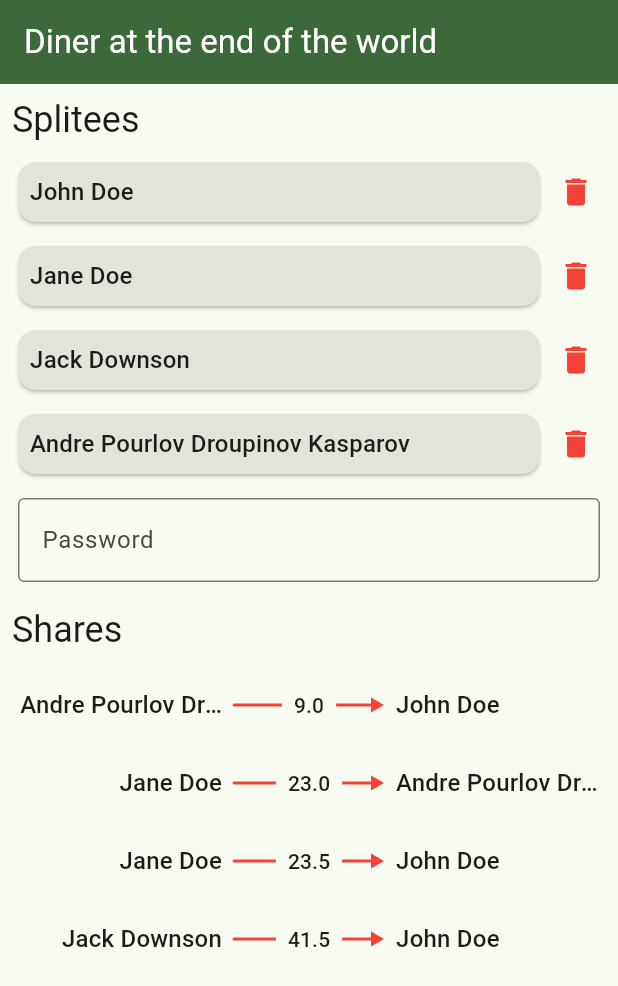
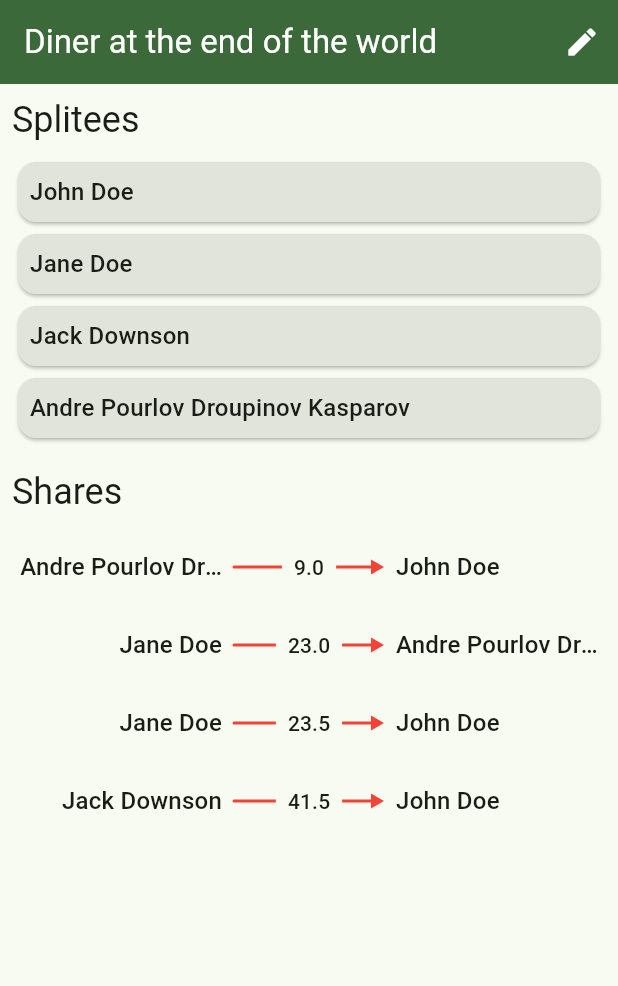
Before and after one commit to morphet81/splity-z, a Flutter app: the screen it shows after launch, on a phone screen of 412 x 824 dp. Shown: the top 986 px of the screen. Run offline on Flutter 3.47's test engine with Material 3 defaults, Android fonts, the phone set to English and light mode, and no system bars; our stand-ins replace equatable, flutter_bloc, go_router, google_fonts; generated files the repository leaves out were written again.

Commit message:
Deleteable list item component

```diff
--- /dev/null
+++ b/lib/shared/widgets/deletable_list_item_card.dart
@@ -0,0 +1,59 @@
+import 'package:flutter/material.dart';
+import 'package:splity_z/shared/widgets/list_item_delete_button.dart';
+
+class DeletableListItemCard extends StatefulWidget {
+  const DeletableListItemCard({required this.child, required this.onTap, required this.onDelete, required this.slideValuePixels, required this.isInEditMode, super.key});
+
+  final Widget child;
+  final void Function() onTap;
+  final void Function() onDelete;
+  final slideValuePixels;
+  final bool isInEditMode;
+
+  @override
+  State<DeletableListItemCard> createState() => _DeletableListItemCardState();
+}
+
+class _DeletableListItemCardState extends State<DeletableListItemCard> with SingleTickerProviderStateMixin {
+  late final AnimationController _controller = AnimationController(
+    duration: const Duration(milliseconds: 350),
+    vsync: this,
+  );
+
+  @override
+  void dispose() {
+    _controller.dispose();
+    super.dispose();
+  }
+
+  @override
+  Widget build(BuildContext context) {
+    final slideValue = ListItemDeleteButton.DELETE_BUTTON_WIDTH / MediaQuery.of(context).size.width;
+
+    final Animation<Offset> offsetAnimation = Tween<Offset>(begin: Offset.zero, end: Offset(slideValue, 0.0)).animate(CurvedAnimation(
+      parent: _controller,
+      curve: widget.isInEditMode ? Curves.fastOutSlowIn : Curves.fastOutSlowIn,
+    ));
+
+    if (widget.isInEditMode) {
+      _controller.forward();
+    } else {
+      _controller.reverse();
+    }
+
+    return Stack(
+      children: [
+        ListItemDeleteButton(
+          onPressed: widget.onDelete,
+        ),
+        SlideTransition(
+          position: offsetAnimation,
+          child: GestureDetector(
+            child: widget.child,
+            onTap: widget.onTap,
+          ),
+        ),
+      ],
+    );
+  }
+}
--- /dev/null
+++ b/lib/shared/widgets/list_item_delete_button.dart
@@ -0,0 +1,25 @@
+import 'package:flutter/material.dart' hide Split;
+
+class ListItemDeleteButton extends StatelessWidget {
+  const ListItemDeleteButton({required this.onPressed, super.key});
+
+  static final double DELETE_BUTTON_WIDTH = 50.0;
+
+  final void Function() onPressed;
+
+  @override
+  Widget build(BuildContext context) {
+    return Positioned(
+      top: 0.0,
+      left: 0.0,
+      width: ListItemDeleteButton.DELETE_BUTTON_WIDTH,
+      child: IconButton(
+        onPressed: onPressed,
+        icon: const Icon(
+          Icons.delete,
+          color: Colors.red,
+        ),
+      ),
+    );
+  }
+}
--- a/lib/split_details/view/split_details.dart
+++ b/lib/split_details/view/split_details.dart
@@ -1,37 +1,24 @@
-import 'package:flutter/material.dart';
-import 'package:flutter_bloc/flutter_bloc.dart';
-import 'package:go_router/go_router.dart';
-import 'package:splity_z/shared/bloc/split_bloc.dart';
+import 'package:flutter/material.dart' hide Split;
+import 'package:splity_z/shared/models/models.dart';
 import 'package:splity_z/split_details/widgets/shares_list.dart';
 import 'package:splity_z/split_details/widgets/splitees_list.dart';
 
-class SplitDetails extends StatefulWidget {
-  const SplitDetails({required this.splitId, super.key});
+class SplitDetails extends StatelessWidget {
+  const SplitDetails({required this.split, required this.isInEditMode, super.key});
 
-  final int splitId;
+  final Split split;
+  final bool isInEditMode;
 
   @override
-  State<SplitDetails> createState() => _SplitDetailsState();
-}
-
-class _SplitDetailsState extends State<SplitDetails> {
-  @override
   Widget build(BuildContext context) {
-    return BlocBuilder<SplitBloc, SplitState>(
-      builder: (context, state) {
-        final split = state.findSplitWithId(widget.splitId);
-
-        if (split == null) {
-          GoRouter.of(context).replace('/error');
-        }
-
-        return Column(
-          children: [
-            SpliteesList(split: split!),
-            SharesList(split: split),
-          ],
-        );
-      },
+    return Column(
+      children: [
+        SpliteesList(
+          split: split,
+          isInEditMode: isInEditMode,
+        ),
+        SharesList(split: split),
+      ],
     );
   }
 }
--- a/lib/split_details/view/split_details_page.dart
+++ b/lib/split_details/view/split_details_page.dart
@@ -4,11 +4,25 @@ import 'package:go_router/go_router.dart';
 import 'package:splity_z/shared/widgets/splityz_app_bar.dart';
 import 'package:splity_z/split_details/view/split_details.dart';
 import 'package:splity_z/shared/bloc/split_bloc.dart';
+import 'package:flutter_gen/gen_l10n/app_localizations.dart';
 
-class SplitDetailsPage extends StatelessWidget {
+class SplitDetailsPage extends StatefulWidget {
   const SplitDetailsPage({required this.splitId, super.key});
 
   final int splitId;
+
+  @override
+  State<SplitDetailsPage> createState() => _SplitDetailsPageState();
+}
+
+class _SplitDetailsPageState extends State<SplitDetailsPage> {
+  bool _isInEditMode = false;
+
+  void onEditButtonPressed() {
+    setState(() {
+      _isInEditMode = !_isInEditMode;
+    });
+  }
 
   @override
   Widget build(BuildContext context) {
@@ -18,7 +32,7 @@ class SplitDetailsPage extends StatelessWidget {
         builder: (context, state) {
           final split = state.splits
               .where(
-                (element) => element.id == splitId,
+                (element) => element.id == widget.splitId,
               )
               .firstOrNull;
 
@@ -29,8 +43,20 @@ class SplitDetailsPage extends StatelessWidget {
           return Scaffold(
             appBar: SplityzAppBar(
               title: split!.name,
+              actions: [
+                IconButton(
+                  icon: Icon(
+                    _isInEditMode ? Icons.done : Icons.edit,
+                  ),
+                  tooltip: AppLocalizations.of(context)!.edit,
+                  onPressed: onEditButtonPressed,
+                )
+              ],
             ).build(context),
-            body: SplitDetails(splitId: splitId),
+            body: SplitDetails(
+              split: split,
+              isInEditMode: _isInEditMode,
+            ),
           );
         },
       ),
--- a/lib/split_details/widgets/splitee_list_item.dart
+++ b/lib/split_details/widgets/splitee_list_item.dart
@@ -1,18 +1,23 @@
 import 'package:flutter/material.dart' hide Split;
+import 'package:splity_z/shared/bloc/split_bloc.dart';
 import 'package:splity_z/shared/models/models.dart';
-import 'package:splity_z/split_details/widgets/splitee_list_item_delete_button.dart';
+import 'package:splity_z/shared/widgets/deletable_list_item_card.dart';
+import 'package:provider/provider.dart';
 
 class SpliteeListItem extends StatelessWidget {
-  const SpliteeListItem({required this.split, required this.splitee, super.key});
+  const SpliteeListItem({required this.split, required this.splitee, required this.isInEditMode, super.key});
 
   final Split split;
   final Splitee splitee;
+  final bool isInEditMode;
 
   @override
   Widget build(BuildContext context) {
-    return Padding(
-      padding: const EdgeInsets.only(bottom: 8.0),
-      child: Row(
+    return DeletableListItemCard(
+      slideValuePixels: 40.0,
+      isInEditMode: isInEditMode,
+      child: Flex(
+        direction: Axis.horizontal,
         children: [
           Expanded(
             child: Card.filled(
@@ -26,12 +31,12 @@ class SpliteeListItem extends StatelessWidget {
               ),
             ),
           ),
-          SpliteeListItemDeleteButton(
-            split: split,
-            splitee: splitee,
-          ),
         ],
       ),
+      onTap: () => debugPrint('Tap the item'),
+      onDelete: () {
+        context.read<SplitBloc>().add(DeleteSplitee(splitId: split.id, splitee: splitee));
+      },
     );
   }
 }
--- a/lib/split_details/widgets/splitee_list_item_delete_button.dart
+++ b/lib/split_details/widgets/splitee_list_item_delete_button.dart
@@ -13,7 +13,9 @@ class SpliteeListItemDeleteButton extends StatelessWidget {
 
   @override
   Widget build(BuildContext context) {
-    return Container(
+    return Positioned(
+      top: 0.0,
+      left: 0.0,
       width: 40.0,
       child: IconButton(
         onPressed: () {
--- a/lib/split_details/widgets/splitees_list.dart
+++ b/lib/split_details/widgets/splitees_list.dart
@@ -1,12 +1,14 @@
 import 'package:flutter/material.dart' hide Split;
 import 'package:splity_z/shared/models/models.dart';
 import 'package:flutter_gen/gen_l10n/app_localizations.dart';
+import 'package:splity_z/shared/widgets/deletable_list_item_card.dart';
 import 'package:splity_z/split_details/widgets/splitee_list_item.dart';
 
 class SpliteesList extends StatelessWidget {
-  const SpliteesList({required this.split, super.key});
+  const SpliteesList({required this.split, required this.isInEditMode, super.key});
 
   final Split split;
+  final bool isInEditMode;
 
   @override
   Widget build(BuildContext context) {
@@ -22,25 +24,31 @@ class SpliteesList extends StatelessWidget {
               style: Theme.of(context).textTheme.headlineSmall,
             ),
           ),
-          ListView.builder(
-            shrinkWrap: true,
-            itemBuilder: (context, index) {
-              if (index == split.splitees.length) {
-                return Padding(
-                  padding: const EdgeInsets.only(left: 4.0, right: 4.0, top: 4.0),
-                  child: TextField(
-                    obscureText: true,
-                    decoration: InputDecoration(
-                      border: OutlineInputBorder(),
-                      labelText: 'Password',
-                    ),
-                  ),
+          Center(
+            child: ListView.builder(
+              shrinkWrap: true,
+              itemBuilder: (context, index) {
+                // if (index == split.splitees.length) {
+                //   return Padding(
+                //     padding: const EdgeInsets.only(left: 4.0, right: 4.0, top: 4.0),
+                //     child: TextField(
+                //       obscureText: true,
+                //       decoration: InputDecoration(
+                //         border: OutlineInputBorder(),
+                //         labelText: 'Password',
+                //       ),
+                //     ),
+                //   );
+                // } else {
+                return SpliteeListItem(
+                  split: split,
+                  splitee: split.splitees[index],
+                  isInEditMode: isInEditMode,
                 );
-              } else {
-                return SpliteeListItem(split: split, splitee: split.splitees[index]);
-              }
-            },
-            itemCount: split.splitees.length + 1,
+                // }
+              },
+              itemCount: split.splitees.length,
+            ),
           ),
         ],
       ),
```
Also changed, not shown: lib/splits_list/widgets/splits_list_item.dart (+6 -4 lines).
